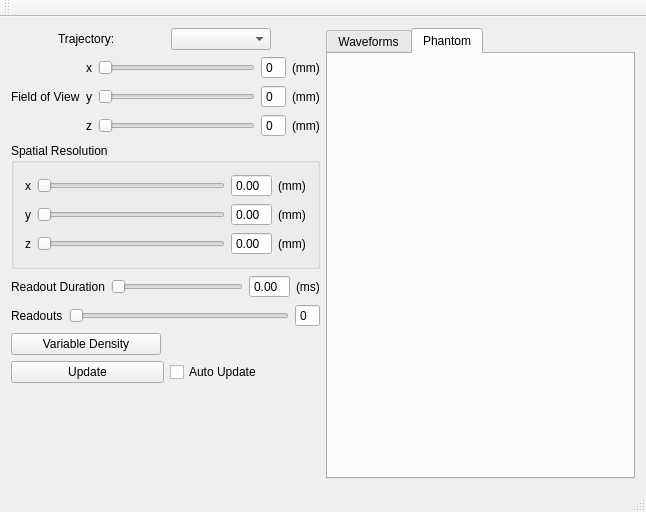
First picture: the form in trajectorydesigner/mainwindow.ui, repository nio1814/MRItrajectory, before the edit.
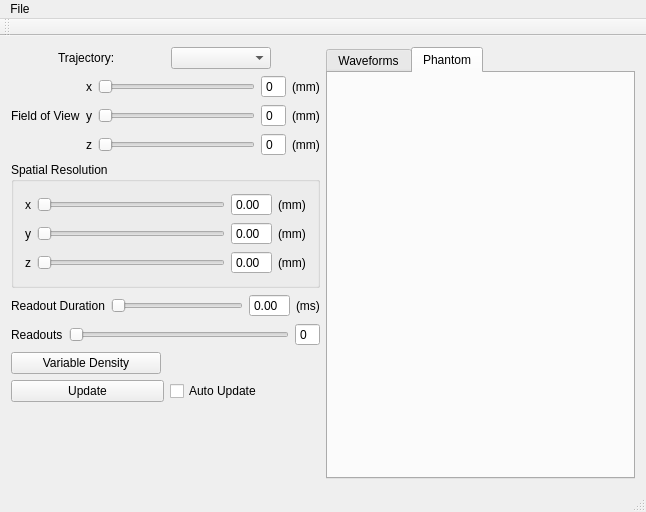
Second picture: the form after the edit.

Diff of the .ui file:
```diff
--- a/trajectorydesigner/mainwindow.ui
+++ b/trajectorydesigner/mainwindow.ui
@@ -456,6 +456,14 @@
      <height>23</height>
     </rect>
    </property>
+   <widget class="QMenu" name="menuFile">
+    <property name="title">
+     <string>File</string>
+    </property>
+    <addaction name="actionImportTrajectory"/>
+    <addaction name="actionExportTrajectory"/>
+   </widget>
+   <addaction name="menuFile"/>
   </widget>
   <widget class="QToolBar" name="mainToolBar">
    <attribute name="toolBarArea">
```
Left out of the diff: 20 changed lines with no effect on the pictures.
